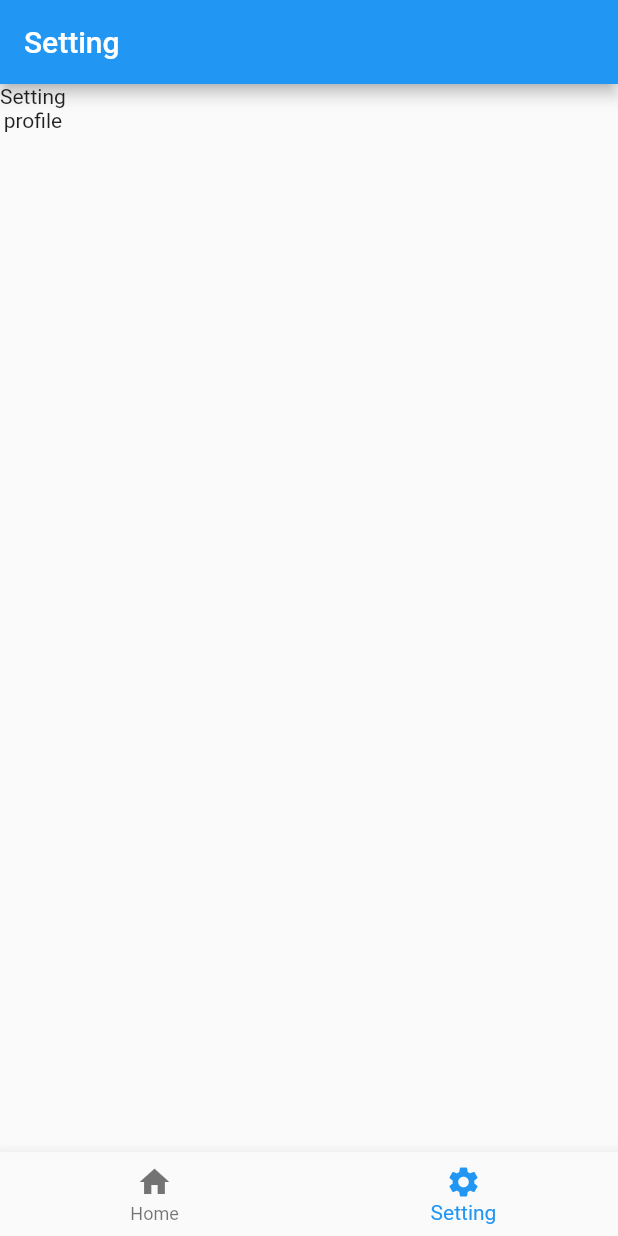
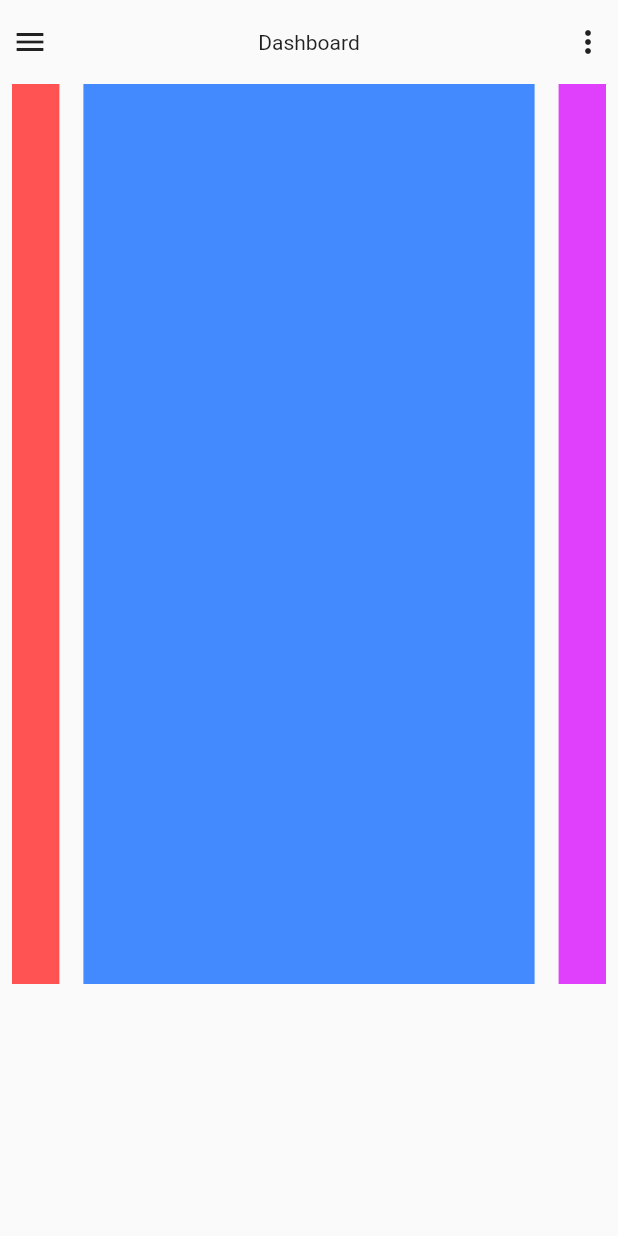
Before and after one commit to zjw1918/flutter_tabs, a Flutter app: the screen it shows after launch, swiped to page 2, on a phone screen of 412 x 824 dp. Run offline on Flutter 3.47's test engine with Material 2 defaults, Android fonts, the phone set to English and light mode, and no system bars.

Commit message:
add slide menu

```diff
--- a/lib/api/geo_api.dart
+++ b/lib/api/geo_api.dart
@@ -13,7 +13,7 @@ Future<List<Address>> fetchAddresses() async {
   const url = 'https://elm.cangdu.org/v1/pois?city_id=846&keyword=%E6%96%B0%E6%A1%A5&type=search';
   try {
     var res = await http.get(url);
-    print('xxxxxx');
+    print('http get ok');
     return compute(parseAddresses, res.body);
   } catch (e) {
     throw e;
--- a/lib/main.dart
+++ b/lib/main.dart
@@ -1,74 +1,180 @@
 import 'package:flutter/material.dart';
-import 'package:hellp/_main.dart';
-
-import 'pages/home/home.dart';
-import 'pages/setting/setting.dart';
 
 void main() => runApp(MyApp());
 
 class MyApp extends StatelessWidget {
-  // This widget is the root of your application.
   @override
   Widget build(BuildContext context) {
     return MaterialApp(
-      title: 'Flutter Demo',
-      theme: ThemeData(
-        primarySwatch: Colors.blue,
+      title: 'dashboard',
+      home: Scaffold(
+        body: MenuDashPage(),
       ),
-      // home: Home(),
-      initialRoute: '/',
-      routes: {
-        '/': (context) => MainTab(),
-        '/articles': (context) => ArticleListScreen(),
-      },
     );
   }
 }
 
-class MainTab extends StatefulWidget {
+class MenuDashPage extends StatefulWidget {
   @override
-  State<StatefulWidget> createState() {
-    return _MainTabState();
-  }
+  _MenuDashPageState createState() => _MenuDashPageState();
 }
 
-class _MainTabState extends State<MainTab> {
-  int _currIndex = 0;
-  final pageCtrl = PageController();
+class _MenuDashPageState extends State<MenuDashPage>
+    with SingleTickerProviderStateMixin {
+  bool isCollpased = true;
+  final Duration duration = Duration(milliseconds: 300);
+  double screenHeight, screenWidth;
+  AnimationController _ctrl;
+  Animation<double> _animation;
+  Animation<double> _menuScaleAnimation;
+  Animation<Offset> _slideAnimation;
 
-  final items = [
-    BottomNavigationBarItem(icon: Icon(Icons.home), title: Text('Home')),
-    BottomNavigationBarItem(icon: Icon(Icons.settings), title: Text('Setting')),
-  ];
-
-  final _children = [
-    HomePage('Home'),
-    SettingPage('Setting'),
-  ];
-
-  onTap(int index) {
-    pageCtrl.jumpToPage(index);
+  @override
+  void initState() {
+    super.initState();
+    _ctrl = AnimationController(vsync: this, duration: duration);
+    _animation = Tween<double>(begin: 1, end: 0.6).animate(_ctrl);
+    _menuScaleAnimation = Tween<double>(begin: 0, end: 1).animate(_ctrl);
+    _slideAnimation =
+        Tween<Offset>(begin: Offset(-1, 0), end: Offset(0, 0)).animate(_ctrl);
   }
 
-  onPageChanged(int index) {
-    setState(() {
-      this._currIndex = index;
-    });
+  @override
+  void dispose() {
+    _ctrl.dispose();
+    super.dispose();
   }
 
   @override
   Widget build(BuildContext context) {
-    return Scaffold(
-      body: PageView(
-        controller: pageCtrl,
-        onPageChanged: onPageChanged,
-        children: _children,
-        physics: NeverScrollableScrollPhysics(),
+    var size = MediaQuery.of(context).size;
+    screenHeight = size.height;
+    screenWidth = size.width;
+
+    return Stack(
+      children: <Widget>[
+        menu(context),
+        dashboard(context),
+      ],
+    );
+  }
+
+  Widget menu(context) {
+    return SlideTransition(
+      position: _slideAnimation,
+      child: Padding(
+        padding: const EdgeInsets.only(left: 16.0),
+        child: ScaleTransition(
+          scale: _menuScaleAnimation,
+          child: Align(
+            alignment: Alignment.centerLeft,
+            child: Column(
+              mainAxisSize: MainAxisSize.min,
+              mainAxisAlignment: MainAxisAlignment.spaceAround,
+              crossAxisAlignment: CrossAxisAlignment.start,
+              children: <Widget>[
+                Text(
+                  'dashboard',
+                  style: TextStyle(fontSize: 22),
+                ),
+                SizedBox(height: 10),
+                Text(
+                  'messages',
+                  style: TextStyle(fontSize: 22),
+                ),
+                SizedBox(height: 10),
+                Text(
+                  'bills',
+                  style: TextStyle(fontSize: 22),
+                ),
+                SizedBox(height: 10),
+                Text(
+                  'project-1',
+                  style: TextStyle(fontSize: 22),
+                ),
+                SizedBox(height: 10),
+                Text(
+                  'project-2',
+                  style: TextStyle(fontSize: 22),
+                ),
+                SizedBox(height: 10),
+              ],
+            ),
+          ),
+        ),
       ),
-      bottomNavigationBar: BottomNavigationBar(
-        onTap: onTap,
-        currentIndex: _currIndex,
-        items: items,
+    );
+  }
+
+  Widget dashboard(context) {
+    return AnimatedPositioned(
+      duration: duration,
+      top: 0,
+      bottom: 0,
+      left: isCollpased ? 0 : 0.6 * screenWidth,
+      right: isCollpased ? 0 : -0.4 * screenWidth,
+      child: ScaleTransition(
+        scale: _animation,
+        child: Material(
+            animationDuration: duration,
+            borderRadius:
+                BorderRadius.all(Radius.circular(isCollpased ? 0 : 40)),
+            elevation: 8,
+            child: SafeArea(
+              child: Container(
+                padding: EdgeInsets.only(left: 8, right: 8, top: 16),
+                child: Column(
+                  children: <Widget>[
+                    Row(
+                      mainAxisAlignment: MainAxisAlignment.spaceBetween,
+                      mainAxisSize: MainAxisSize.max,
+                      children: <Widget>[
+                        InkWell(
+                            child: Icon(Icons.menu),
+                            onTap: () {
+                              setState(() {
+                                if (isCollpased)
+                                  _ctrl.forward();
+                                else
+                                  _ctrl.reverse();
+
+                                isCollpased = !isCollpased;
+                              });
+                            }),
+                        Text('Dashboard'),
+                        Icon(Icons.more_vert),
+                      ],
+                    ),
+                    SizedBox(height: 16),
+                    Container(
+                      height: 600,
+                      child: PageView(
+                        controller: PageController(viewportFraction: 0.8),
+                        scrollDirection: Axis.horizontal,
+                        pageSnapping: true,
+                        children: <Widget>[
+                          Container(
+                            margin: const EdgeInsets.symmetric(horizontal: 8),
+                            color: Colors.redAccent,
+                            width: 100,
+                          ),
+                          Container(
+                            margin: const EdgeInsets.symmetric(horizontal: 8),
+                            color: Colors.blueAccent,
+                            width: 100,
+                          ),
+                          Container(
+                            margin: const EdgeInsets.symmetric(horizontal: 8),
+                            color: Colors.purpleAccent,
+                            width: 100,
+                          ),
+                        ],
+                      ),
+                    ),
+                  ],
+                ),
+              ),
+            )),
       ),
     );
   }
--- /dev/null
+++ b/lib/main_tabs_status_persist.dart
@@ -0,0 +1,75 @@
+import 'package:flutter/material.dart';
+import 'package:hellp/_main.dart';
+
+import 'pages/home/home.dart';
+import 'pages/setting/setting.dart';
+
+void main() => runApp(MyApp());
+
+class MyApp extends StatelessWidget {
+  // This widget is the root of your application.
+  @override
+  Widget build(BuildContext context) {
+    return MaterialApp(
+      title: 'Flutter Demo',
+      theme: ThemeData(
+        primarySwatch: Colors.blue,
+      ),
+      // home: Home(),
+      initialRoute: '/',
+      routes: {
+        '/': (context) => MainTab(),
+        '/articles': (context) => ArticleListScreen(),
+      },
+    );
+  }
+}
+
+class MainTab extends StatefulWidget {
+  @override
+  State<StatefulWidget> createState() {
+    return _MainTabState();
+  }
+}
+
+class _MainTabState extends State<MainTab> {
+  int _currIndex = 0;
+  final pageCtrl = PageController();
+
+  final items = [
+    BottomNavigationBarItem(icon: Icon(Icons.home), title: Text('Home')),
+    BottomNavigationBarItem(icon: Icon(Icons.settings), title: Text('Setting')),
+  ];
+
+  final _children = [
+    HomePage('Home'),
+    SettingPage('Setting'),
+  ];
+
+  onTap(int index) {
+    pageCtrl.jumpToPage(index);
+  }
+
+  onPageChanged(int index) {
+    setState(() {
+      this._currIndex = index;
+    });
+  }
+
+  @override
+  Widget build(BuildContext context) {
+    return Scaffold(
+      body: PageView(
+        controller: pageCtrl,
+        onPageChanged: onPageChanged,
+        children: _children,
+        physics: NeverScrollableScrollPhysics(),
+      ),
+      bottomNavigationBar: BottomNavigationBar(
+        onTap: onTap,
+        currentIndex: _currIndex,
+        items: items,
+      ),
+    );
+  }
+}
```
